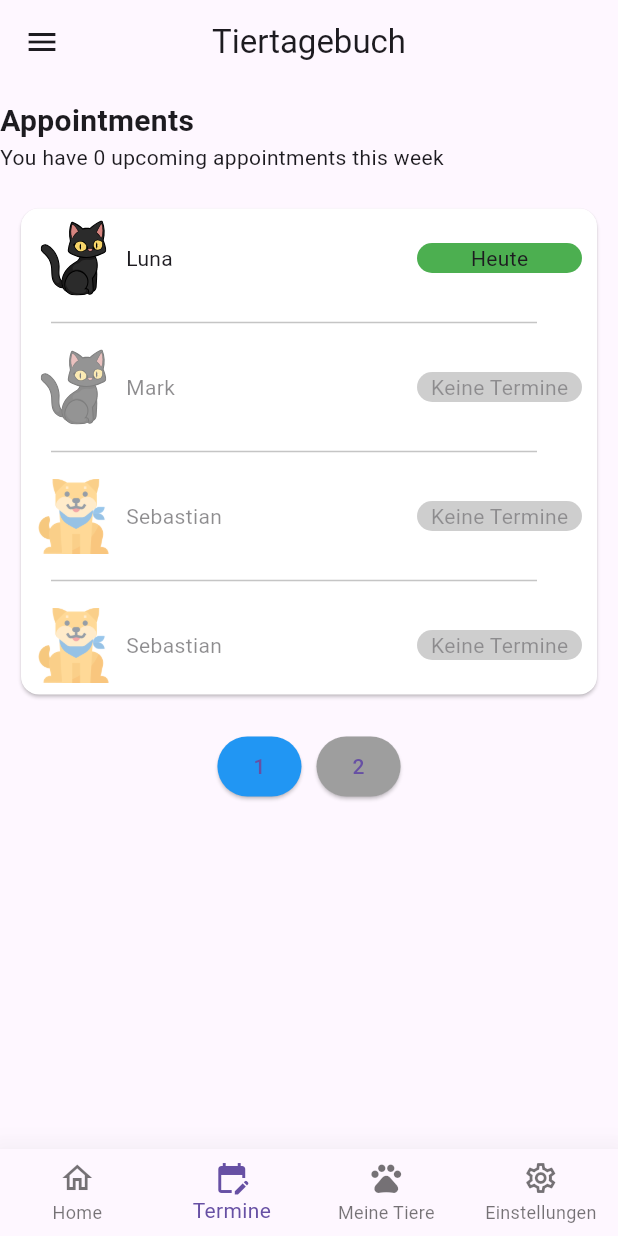
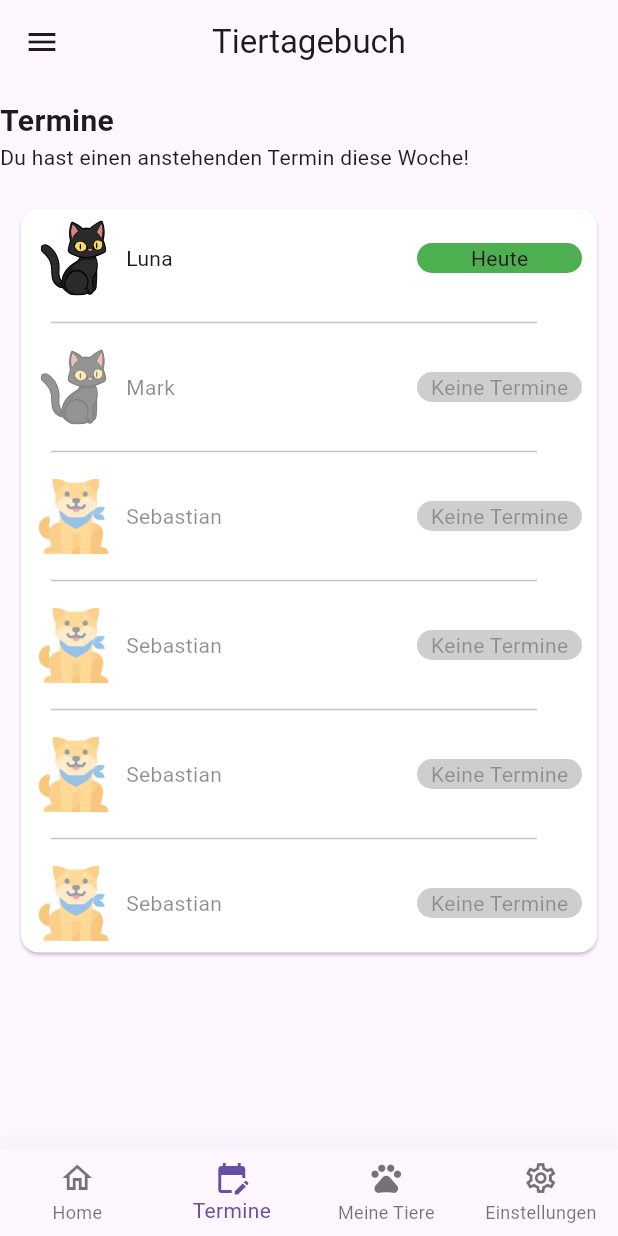
Before and after one commit to domsteindl/Pet_Diary, a Flutter app: the screen it shows after launch, item 2 of the bottom bar chosen, on a phone screen of 412 x 824 dp. Run offline on Flutter 3.47's test engine with Material 3 defaults, Android fonts, the light colour scheme and no system bars; our stand-ins replace carousel_slider, flutter_svg, table_calendar; network calls fail.

Commit message:
added dynamic text

```diff
--- a/lib/src/features/appointments/presentation/screens/pet_appointments.dart
+++ b/lib/src/features/appointments/presentation/screens/pet_appointments.dart
@@ -13,28 +13,37 @@ class PetAppointmentScreen extends StatefulWidget {
 }
 
 class _PetAppointmentScreenState extends State<PetAppointmentScreen> {
-  final numberAppointments = 0;
-  final int petsPerTab = 4;
+
+
+  final int petsPerTab = 6;
   int currentTab = 0;
   int previousTab = 0;
 
   @override
   Widget build(BuildContext context) {
     final pets = PetManager.instance.pets;
+    final numberAppointments = pets.fold<int>(
+  0,
+  (sum, pet) => sum +
+      (pet.appointments ?? [])
+          .where((a) => !a.date.isBefore(DateTime.now()))
+          .length,
+);
     final numberOfTabs = (pets.length / petsPerTab).ceil();
     final start = currentTab * petsPerTab;
     final end = ((currentTab + 1) * petsPerTab).clamp(0, pets.length);
     final petsInTab = pets.sublist(start, end);
+    final dynamicText = numberAppointments == 1 ? "Du hast einen anstehenden Termin diese Woche!": numberAppointments != 0 ? "Du hast $numberAppointments anstehende Termine" : "Diese Woche stehen keine Termine an :)";
 
     return Column(
       crossAxisAlignment: CrossAxisAlignment.start,
       children: [
         const SizedBox(height: 10),
         const Text(
-          'Appointments',
+          'Termine',
           style: TextStyle(fontSize: 20, fontWeight: FontWeight.bold),
         ),
-        Text('You have $numberAppointments upcoming appointments this week'),
+        Text(dynamicText),
         const SizedBox(height: 10),
 
         // --- Animated Sliding Transition ---
```
